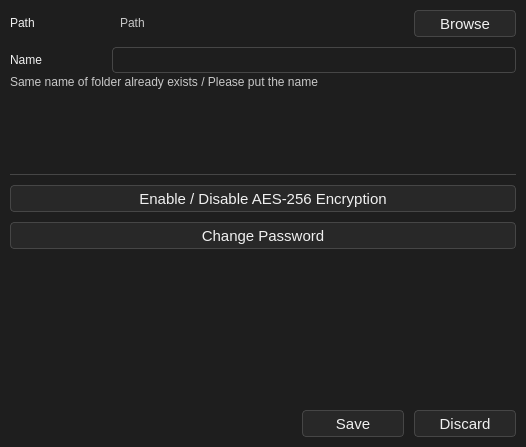
The window that src/forms/SettingsDialog.ui (Nothing031/Vault) describes before a commit, drawn with Qt 5.
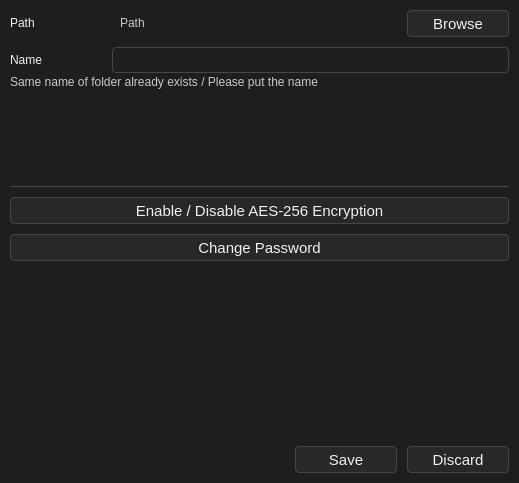
The same window after the commit.

Patch:
```diff
--- a/src/forms/SettingsDialog.ui
+++ b/src/forms/SettingsDialog.ui
@@ -6,8 +6,8 @@
    <rect>
     <x>0</x>
     <y>0</y>
-    <width>526</width>
-    <height>447</height>
+    <width>519</width>
+    <height>483</height>
    </rect>
   </property>
   <property name="windowTitle">
```
Left out of the diff: 4 changed lines with no effect on the pictures.
